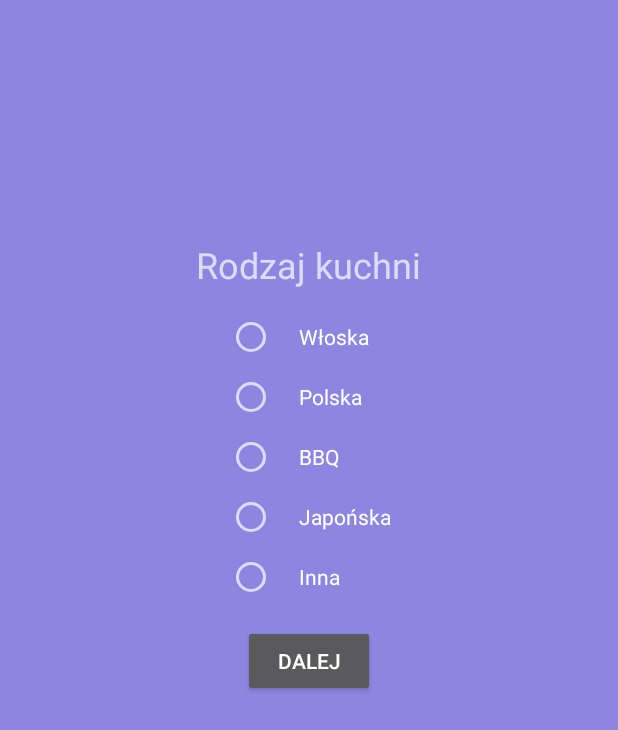
After one commit to Wiktor-l4z/MyOwnTasks, an Android app: the KuchniaActivity screen opened directly, with no data from a screen before it, on a phone screen of 412 x 824 dp. The commit adds this screen. Shown: the top 730 px of the screen. Run offline under Robolectric (Android 15) with nearby library versions, the phone set to English and light mode, and no system bars.

Commit message:
final GPS restaurant app

```diff
--- /dev/null
+++ b/GPSAPP/app/src/main/java/com/example/l4z/gpsapp/KuchniaActivity.java
@@ -0,0 +1,104 @@
+package com.example.l4z.gpsapp;
+
+import android.content.Intent;
+import android.os.Bundle;
+import android.support.v7.app.AppCompatActivity;
+import android.view.View;
+import android.widget.Button;
+import android.widget.RadioButton;
+import android.widget.RadioGroup;
+
+public class KuchniaActivity extends AppCompatActivity {
+
+    public static final String KUCHNIA_KEY = "KUCHNIA";
+    private Kuchnia kuchnia;
+    private RadioButton wloska, polska, bbq, japonska, inna;
+    private RadioGroup radioGroup;
+    private Button send1;
+
+    @Override
+    protected void onCreate(Bundle savedInstanceState) {
+        super.onCreate(savedInstanceState);
+        setContentView(R.layout.activity_kuchnia);
+
+
+        wloska = (RadioButton) findViewById(R.id.wloska);
+        wloska.setOnClickListener(new View.OnClickListener() {
+            @Override
+            public void onClick(View v) {
+                onRadioButtonClicked(v);
+            }
+        });
+        polska = (RadioButton) findViewById(R.id.polska);
+        polska.setOnClickListener(new View.OnClickListener() {
+            @Override
+            public void onClick(View v) {
+                onRadioButtonClicked(v);
+            }
+        });
+        bbq = (RadioButton) findViewById(R.id.bbq);
+        bbq.setOnClickListener(new View.OnClickListener() {
+            @Override
+            public void onClick(View v) {
+                onRadioButtonClicked(v);
+            }
+        });
+        japonska = (RadioButton) findViewById(R.id.japonska);
+        japonska.setOnClickListener(new View.OnClickListener() {
+            @Override
+            public void onClick(View v) {
+                onRadioButtonClicked(v);
+            }
+        });
+        inna = (RadioButton) findViewById(R.id.inna);
+        inna.setOnClickListener(new View.OnClickListener() {
+            @Override
+            public void onClick(View v) {
+                onRadioButtonClicked(v);
+            }
+        });
+        radioGroup = (RadioGroup) findViewById(R.id.radio_group_kuchnia);
+        radioGroup.setOnClickListener(new View.OnClickListener() {
+            @Override
+            public void onClick(View v) {
+                onRadioButtonClicked(v);
+
+            }
+        });
+
+        send1 = (Button) findViewById(R.id.send1);
+        send1.setOnClickListener(new View.OnClickListener() {
+            @Override
+            public void onClick(View v) {
+                Intent intent = new Intent(KuchniaActivity.this, KwotaActivity.class);
+                intent.putExtra(KUCHNIA_KEY, kuchnia);
+                startActivity(intent);
+            }
+        });
+
+    }
+
+    public void onRadioButtonClicked(View view) {
+        // Is the button now checked?
+        boolean checked = ((RadioButton) view).isChecked();
+
+        if (checked)
+            switch (view.getId()) {
+                case R.id.polska:
+                    kuchnia = Kuchnia.POLSKA;
+                    break;
+                case R.id.wloska:
+                    kuchnia = Kuchnia.WLOSKA;
+                    break;
+                case R.id.bbq:
+                    kuchnia = Kuchnia.BBQ;
+                    break;
+                case R.id.japonska:
+                    kuchnia = Kuchnia.JAPONSKA;
+                    break;
+                case R.id.inna:
+                    kuchnia = Kuchnia.INNA;
+                    break;
+            }
+    }
+}
--- /dev/null
+++ b/GPSAPP/app/src/main/res/layout/activity_kuchnia.xml
@@ -0,0 +1,76 @@
+<?xml version="1.0" encoding="utf-8"?>
+<LinearLayout xmlns:android="http://schemas.android.com/apk/res/android"
+    xmlns:app="http://schemas.android.com/apk/res-auto"
+    xmlns:tools="http://schemas.android.com/tools"
+    android:layout_width="match_parent"
+    android:layout_height="match_parent"
+    android:orientation="vertical"
+    android:background="#8D86E0"
+    tools:context="com.example.l4z.gpsapp.KuchniaActivity">
+
+    <TextView
+        android:layout_marginTop="160dp"
+        android:layout_width="wrap_content"
+        android:layout_height="wrap_content"
+        android:layout_gravity="center"
+        android:text="Rodzaj kuchni"
+        android:textSize="24sp" />
+
+    <RadioGroup
+        android:id="@+id/radio_group_kuchnia"
+        android:layout_width="wrap_content"
+        android:layout_height="wrap_content"
+        android:layout_gravity="center">
+
+        <RadioButton
+            android:id="@+id/wloska"
+            android:layout_width="wrap_content"
+            android:layout_height="wrap_content"
+            android:layout_marginTop="16dp"
+            android:paddingLeft="16dp"
+            android:text="@string/wloska" />
+
+        <RadioButton
+            android:id="@+id/polska"
+            android:layout_width="wrap_content"
+            android:layout_height="wrap_content"
+            android:layout_marginTop="8dp"
+            android:paddingLeft="16dp"
+            android:text="@string/polska" />
+
+        <RadioButton
+            android:id="@+id/bbq"
+            android:layout_width="wrap_content"
+            android:layout_height="wrap_content"
+            android:layout_marginTop="8dp"
+            android:paddingLeft="16dp"
+            android:text="@string/bbq" />
+
+        <RadioButton
+            android:id="@+id/japonska"
+            android:layout_width="wrap_content"
+            android:layout_height="wrap_content"
+            android:layout_marginTop="8dp"
+            android:paddingLeft="16dp"
+            android:text="@string/japonska" />
+
+        <RadioButton
+            android:id="@+id/inna"
+            android:layout_width="wrap_content"
+            android:layout_height="wrap_content"
+            android:layout_marginTop="8dp"
+            android:paddingLeft="16dp"
+            android:text="@string/inna" />
+
+
+    </RadioGroup>
+
+    <Button
+        android:id="@+id/send1"
+        android:layout_width="wrap_content"
+        android:layout_height="wrap_content"
+        android:layout_gravity="center"
+        android:layout_marginTop="16dp"
+        android:text="@string/dalej" />
+
+</LinearLayout>
--- a/GPSAPP/app/src/main/res/values/strings.xml
+++ b/GPSAPP/app/src/main/res/values/strings.xml
@@ -1,4 +1,15 @@
 <resources>
-    <string name="app_name">GPSAPP</string>
+    <string name="app_name">Wyszukiwacz Restauracji</string>
     <string name="action_settings">action_settings</string>
+    <string name="dalej">Dalej</string>
+    <string name="szukaj_restauracji">Szukaj Restauracji</string>
+    <string name="_50_100">50 - 100 zł</string>
+    <string name="_30_50">30 - 50 zł</string>
+    <string name="_20_30">20 - 30 zł</string>
+    <string name="_10_20">10 - 20 zł</string>
+    <string name="wloska">Włoska</string>
+    <string name="polska">Polska</string>
+    <string name="bbq">BBQ</string>
+    <string name="japonska">Japońska</string>
+    <string name="inna">Inna</string>
 </resources>
```
Also changed, not shown: GPSAPP/app/src/main/AndroidManifest.xml (+7 -2 lines), GPSAPP/app/src/main/java/com/example/l4z/gpsapp/BazaKuchni.java (added, +81 -0 lines), GPSAPP/app/src/main/java/com/example/l4z/gpsapp/Kuchnia.java (added, +8 -0 lines), GPSAPP/app/src/main/java/com/example/l4z/gpsapp/Kwota.java (added, +7 -0 lines), GPSAPP/app/src/main/java/com/example/l4z/gpsapp/KwotaActivity.java (added, +88 -0 lines), GPSAPP/app/src/main/java/com/example/l4z/gpsapp/MainActivity.java (+39 -42 lines), GPSAPP/app/src/main/java/com/example/l4z/gpsapp/Restauracja.java (added, +22 -0 lines), GPSAPP/app/src/main/java/com/example/l4z/gpsapp/StartActivity.java (added, +39 -0 lines), GPSAPP/app/src/main/res/layout/activity_kwota.xml (added, +66 -0 lines), GPSAPP/app/src/main/res/layout/activity_main.xml (+2 -46 lines), GPSAPP/app/src/main/res/layout/activity_start.xml (added, +13 -0 lines), GPSAPP/app/src/main/res/layout/test.xml (deleted, +0 -20 lines), GPSAPP/app/src/main/res/drawable/blue_background.png (added), GPSAPP/app/src/main/res/drawable/szukaj_restauracji.png (added), 1 more files.
